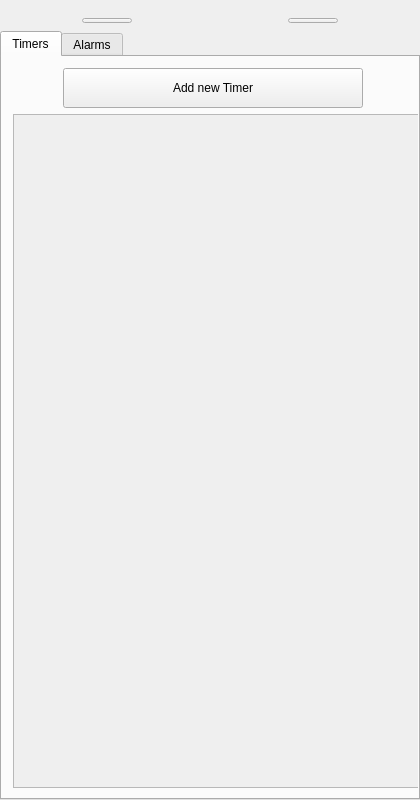
Before: the Qt Designer form SmartTimer/mainwindow.ui in secondYearProjects/SmartTimer, drawn with Qt 5.
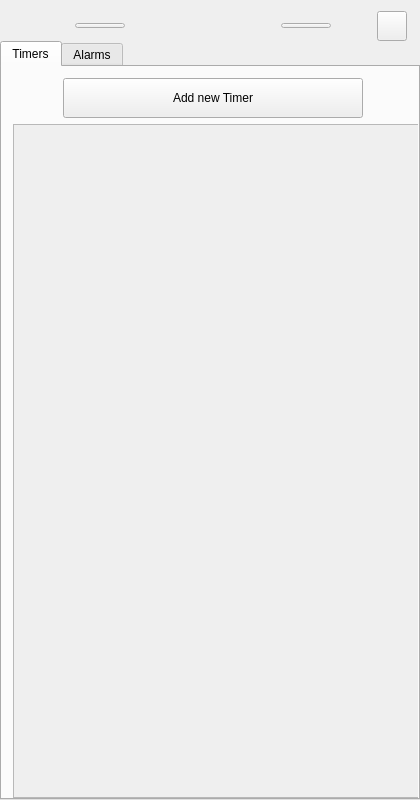
After: the same form once the commit is applied. Icons and pictures are not drawn.

Commit message: Add settings dialog, Add opacity update, work on settings update handler

```diff
--- a/SmartTimer/mainwindow.ui
+++ b/SmartTimer/mainwindow.ui
@@ -149,7 +149,49 @@
         </property>
         <property name="sizeHint" stdset="0">
          <size>
-          <width>75</width>
+          <width>40</width>
+          <height>20</height>
+         </size>
+        </property>
+       </spacer>
+      </item>
+      <item>
+       <widget class="QPushButton" name="settingsButton">
+        <property name="minimumSize">
+         <size>
+          <width>30</width>
+          <height>30</height>
+         </size>
+        </property>
+        <property name="maximumSize">
+         <size>
+          <width>30</width>
+          <height>30</height>
+         </size>
+        </property>
+        <property name="text">
+         <string/>
+        </property>
+        <property name="icon">
+         <iconset resource="resources.qrc">
+          <normaloff>:/icons/setting-icon.png</normaloff>:/icons/setting-icon.png</iconset>
+        </property>
+        <property name="iconSize">
+         <size>
+          <width>25</width>
+          <height>25</height>
+         </size>
+        </property>
+       </widget>
+      </item>
+      <item>
+       <spacer name="horizontalSpacer">
+        <property name="orientation">
+         <enum>Qt::Horizontal</enum>
+        </property>
+        <property name="sizeHint" stdset="0">
+         <size>
+          <width>5</width>
           <height>20</height>
          </size>
         </property>
```
The commit also changes 7 other files.
